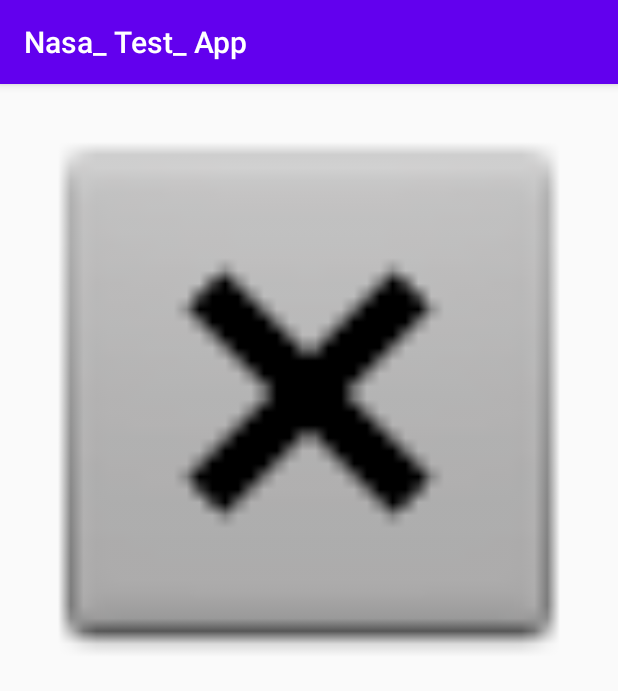
After one commit to WhatsUp20/Nasa-Test-App, an Android app: the NasaDetailActivity screen opened directly, with no data from a screen before it, on a phone screen of 412 x 824 dp. The commit adds this screen. Shown: the top 691 px of the screen. Run offline under Robolectric (Android 15) with nearby library versions, the phone set to English and light mode, and no system bars; our stand-ins replace Picasso; pictures from the network do not load; 1 statement that could not run was skipped.

Commit message:
v4 add Detail Activity

```diff
--- a/app/src/main/AndroidManifest.xml
+++ b/app/src/main/AndroidManifest.xml
@@ -1,7 +1,8 @@
 <?xml version="1.0" encoding="utf-8"?>
 <manifest xmlns:android="http://schemas.android.com/apk/res/android"
     package="com.example.nasa_test_app">
-    <uses-permission android:name="android.permission.INTERNET"/>
+
+    <uses-permission android:name="android.permission.INTERNET" />
 
     <application
         android:allowBackup="true"
@@ -10,6 +11,7 @@
         android:roundIcon="@mipmap/ic_launcher_round"
         android:supportsRtl="true"
         android:theme="@style/AppTheme">
+        <activity android:name=".NasaDetailActivity"></activity>
         <activity android:name=".MainActivity">
             <intent-filter>
                 <action android:name="android.intent.action.MAIN" />
--- /dev/null
+++ b/app/src/main/java/com/example/nasa_test_app/NasaDetailActivity.java
@@ -0,0 +1,33 @@
+package com.example.nasa_test_app;
+
+import androidx.appcompat.app.AppCompatActivity;
+
+import android.content.Intent;
+import android.os.Bundle;
+import android.widget.ImageView;
+
+import com.example.nasa_test_app.adapter.NasaAdapter;
+import com.example.nasa_test_app.data.Link;
+import com.squareup.picasso.Picasso;
+
+public class NasaDetailActivity extends AppCompatActivity {
+
+    private ImageView imageViewToDetails;
+    private int id;
+
+
+    @Override
+    protected void onCreate(Bundle savedInstanceState) {
+        super.onCreate(savedInstanceState);
+        setContentView(R.layout.activity_nasa_detail);
+        imageViewToDetails = findViewById(R.id.imageViewToDetails);
+
+        Intent intent = getIntent();
+        if (intent != null && intent.hasExtra("id")) {
+            id = intent.getIntExtra("id", -1);
+        } else {
+            finish();
+        }
+
+    }
+}
--- a/app/src/main/java/com/example/nasa_test_app/api/NetworkApi.java
+++ b/app/src/main/java/com/example/nasa_test_app/api/NetworkApi.java
@@ -1,14 +1,11 @@
 package com.example.nasa_test_app.api;
 
-import com.example.nasa_test_app.data.CollectionNasa;
 import com.example.nasa_test_app.data.ObjectCollection;
-
-import java.util.List;
 
 import io.reactivex.Single;
 import retrofit2.http.GET;
 
 public interface NetworkApi {
-    @GET("search?q=space&media_type=image&year_start=2020&year_end=2020")
+    @GET("search?q=space&media_type=image&year_start=2021&year_end=2021")
     Single<ObjectCollection> getAllCollections();
 }
--- a/app/src/main/java/com/example/nasa_test_app/data/CollectionNasa.java
+++ b/app/src/main/java/com/example/nasa_test_app/data/CollectionNasa.java
@@ -5,8 +5,8 @@ import android.content.ClipData;
 import com.google.gson.annotations.Expose;
 import com.google.gson.annotations.SerializedName;
 
-import java.util.ArrayList;
 import java.util.List;
+
 
 public class CollectionNasa {
 
--- /dev/null
+++ b/app/src/main/res/layout/activity_nasa_detail.xml
@@ -0,0 +1,27 @@
+<?xml version="1.0" encoding="utf-8"?>
+<ScrollView xmlns:android="http://schemas.android.com/apk/res/android"
+    xmlns:app="http://schemas.android.com/apk/res-auto"
+    android:id="@+id/scrollViewInfo"
+    android:paddingBottom="8dp"
+    xmlns:tools="http://schemas.android.com/tools"
+    android:layout_width="match_parent"
+    android:layout_height="match_parent"
+    tools:context=".NasaDetailActivity">
+
+    <androidx.constraintlayout.widget.ConstraintLayout
+        android:layout_width="match_parent"
+        android:layout_height="wrap_content">
+
+    <ImageView
+        android:id="@+id/imageViewToDetails"
+        android:layout_width="match_parent"
+        android:layout_height="wrap_content"
+        android:adjustViewBounds="true"
+        app:layout_constraintEnd_toEndOf="parent"
+        app:layout_constraintStart_toStartOf="parent"
+        app:layout_constraintTop_toTopOf="parent"
+        app:srcCompat="@android:drawable/btn_dialog" />
+
+    </androidx.constraintlayout.widget.ConstraintLayout>
+
+</ScrollView>
--- a/app/src/main/res/values/strings.xml
+++ b/app/src/main/res/values/strings.xml
@@ -1,3 +1,4 @@
 <resources>
     <string name="app_name">Nasa_ Test_ App</string>
+    <string name="images_from_nasa">Images From Nasa</string>
 </resources>
```
Also changed, not shown: app/build.gradle (+8 -1 lines), app/src/main/java/com/example/nasa_test_app/MainActivity.java (+35 -15 lines), app/src/main/java/com/example/nasa_test_app/adapter/NasaAdapter.java (+31 -13 lines), app/src/main/res/layout/nasa_item.xml (+11 -18 lines).
